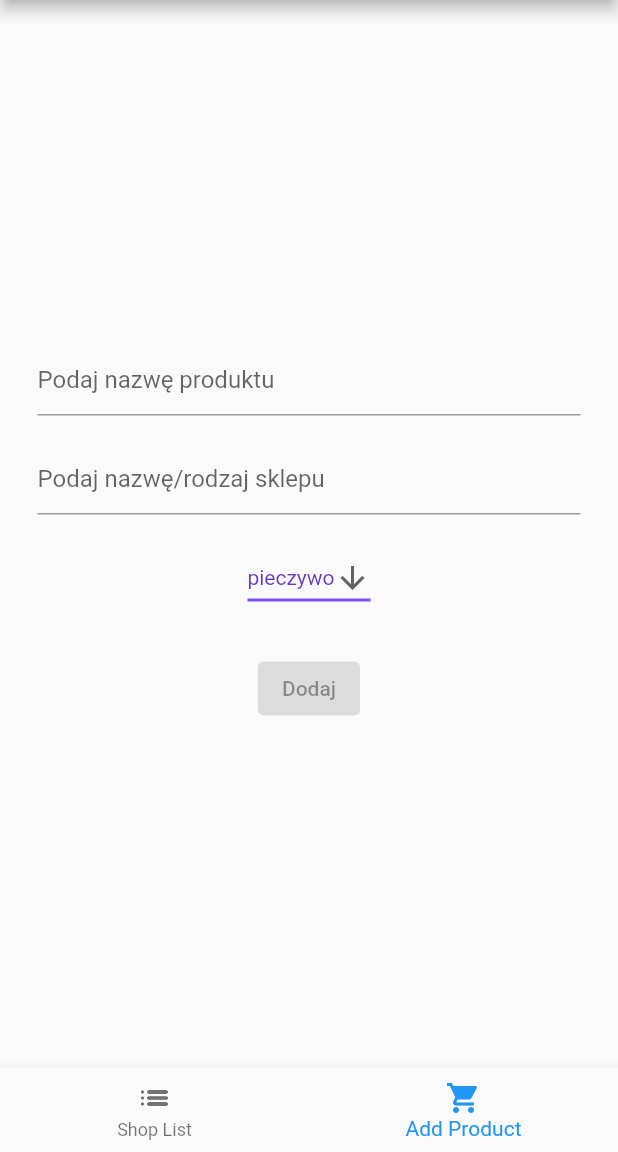
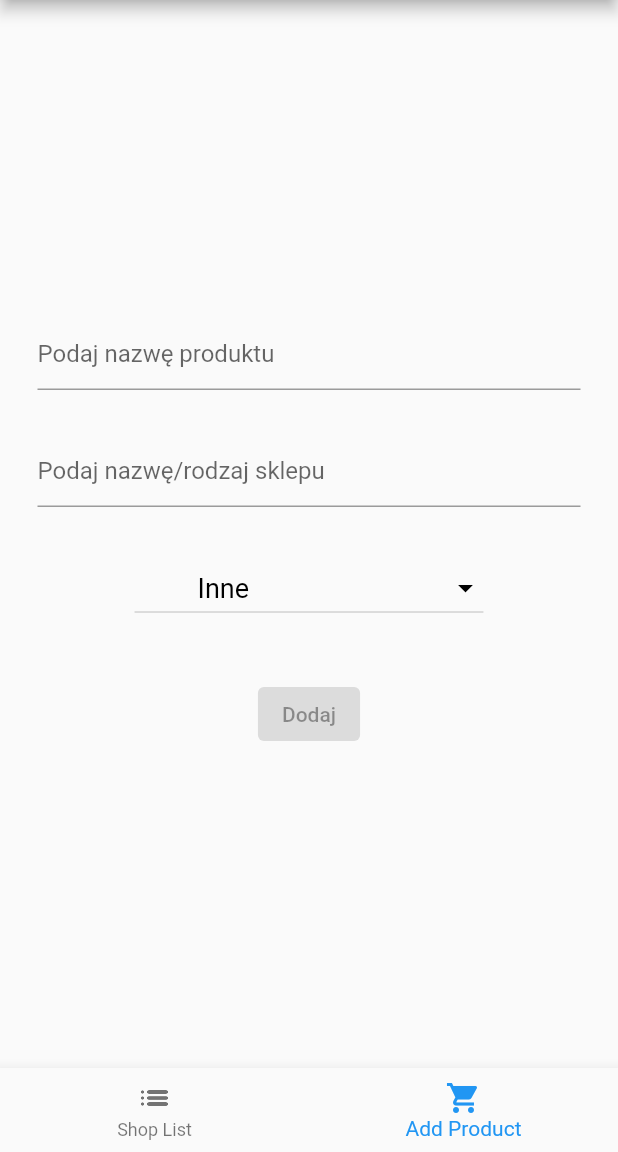
Before and after one commit to patryklaskowski1/i_need, a Flutter app: the screen it shows once a user with an empty profile is signed in, item 2 of the bottom bar chosen, on a phone screen of 412 x 824 dp, the part 84-1236 px from its top. Run offline on Flutter 3.47's test engine with Material 2 defaults, Android fonts, the phone set to English and light mode, and no system bars; our stand-ins replace cloud_firestore, firebase_auth, firebase_core; missing offline and left inert: flutterfire_ui; accounts and stored records are empty.

Commit message:
Create category list for dropdown button

```diff
--- a/lib/app/Add/add_page.dart
+++ b/lib/app/Add/add_page.dart
@@ -16,11 +16,23 @@ class AddPage extends StatefulWidget {
 class _AddPageState extends State<AddPage> {
   var productName = '';
   var shopName = '';
-  var categoryName = '';
+  String categoryName = 'Inne';
 
-  final List<String> listCategorys = ['pieczywo', 'warzywa', 'owoce', 'napoje'];
-
-  String dropdownValue = 'pieczywo';
+  final List<String> listCategorys = [
+    'Pieczywo',
+    'Wędliny',
+    'Owoce',
+    'Warzywa',
+    'Nabiał',
+    'Inne',
+    'Słodycze',
+    'Przekąski',
+    'Napoje',
+    'Chemia',
+    'Elektronika',
+    'Części do auta',
+    'Materiały budowlane',
+  ];
 
   @override
   Widget build(BuildContext context) {
@@ -43,7 +55,7 @@ class _AddPageState extends State<AddPage> {
               },
             ),
             const SizedBox(
-              height: 18,
+              height: 30,
             ),
             TextField(
               decoration: const InputDecoration(
@@ -58,37 +70,49 @@ class _AddPageState extends State<AddPage> {
               },
             ),
             const SizedBox(
-              height: 18,
+              height: 30,
             ),
             DropdownButton<String>(
-              value: dropdownValue,
-              icon: const Icon(Icons.arrow_downward),
-              elevation: 16,
-              style: const TextStyle(color: Colors.deepPurple),
-              underline: Container(
-                height: 2,
-                color: Colors.deepPurpleAccent,
+              focusColor: Colors.white,
+              value: categoryName,
+              style: const TextStyle(color: Colors.white),
+              iconEnabledColor: Colors.black,
+              items:
+                  listCategorys.map<DropdownMenuItem<String>>((String value) {
+                return DropdownMenuItem<String>(
+                  value: value,
+                  child: Padding(
+                    padding: const EdgeInsets.only(
+                      left: 42,
+                    ),
+                    child: Text(
+                      value,
+                      style: const TextStyle(
+                        color: Colors.black,
+                        fontSize: 18,
+                      ),
+                    ),
+                  ),
+                );
+              }).toList(),
+              hint: const Text(
+                "Wybierz kategorie",
+                style: TextStyle(
+                    color: Colors.black,
+                    fontSize: 24,
+                    fontWeight: FontWeight.w500),
               ),
               onChanged: (String? value) {
                 setState(() {
                   categoryName = value!;
                 });
               },
-              items:
-                  listCategorys.map<DropdownMenuItem<String>>((String value) {
-                return DropdownMenuItem<String>(
-                  value: value,
-                  child: Text(value),
-                );
-              }).toList(),
             ),
             const SizedBox(
-              height: 26,
+              height: 36,
             ),
             ElevatedButton(
-              onPressed: productName.isEmpty ||
-                      shopName.isEmpty ||
-                      categoryName.isEmpty
+              onPressed: productName.isEmpty || shopName.isEmpty
                   ? null
                   : () {
                       FirebaseFirestore.instance.collection('shoppingList').add(
```
